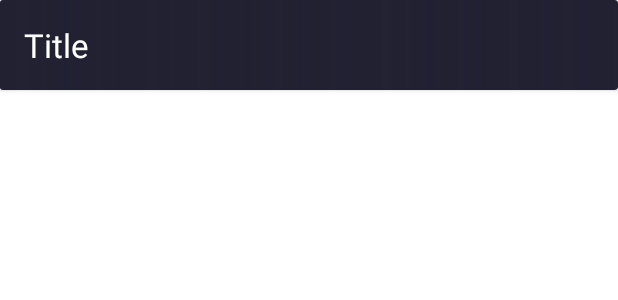
After one commit to albertcarrillosorolla/MarvelComics, an Android app: the layout comic_list_item.xml on its own in the app's theme, with its tools: preview values and no code run, on a phone screen of 412 x 824 dp. The commit adds this screen. Shown: the top 300 px of the screen. Run offline under Robolectric (Android 15) with nearby library versions, the phone set to English and light mode, and no system bars.

Commit message:
Title and image shown in RecyclerView.

```diff
--- a/app/build.gradle
+++ b/app/build.gradle
@@ -37,13 +37,14 @@ android {
 
 dependencies {
 
-    implementation 'androidx.lifecycle:lifecycle-extensions:2.2.0'
     def retrofitVersion = "2.9.0"
     def navigationVersion = "2.3.3"
+    def picassoVersion = "2.71828"
 
     implementation 'androidx.appcompat:appcompat:1.2.0'
     implementation 'com.google.android.material:material:1.3.0'
     implementation 'androidx.constraintlayout:constraintlayout:2.0.4'
+    implementation 'androidx.lifecycle:lifecycle-extensions:2.2.0'
 
     //Navigation
     implementation "androidx.navigation:navigation-fragment:$navigationVersion"
@@ -53,4 +54,7 @@ dependencies {
     implementation "com.squareup.retrofit2:retrofit:$retrofitVersion"
     implementation "com.squareup.retrofit2:converter-gson:$retrofitVersion"
 
+    //Picasso
+    implementation "com.squareup.picasso:picasso:$picassoVersion"
+
 }
--- a/app/src/main/AndroidManifest.xml
+++ b/app/src/main/AndroidManifest.xml
@@ -5,12 +5,13 @@
 
     <application
         android:allowBackup="true"
+        android:usesCleartextTraffic="true"
         android:icon="@mipmap/ic_launcher"
         android:label="@string/app_name"
         android:roundIcon="@mipmap/ic_launcher_round"
         android:supportsRtl="true"
         android:theme="@style/Theme.MarvelComics">
-        <activity android:name=".views.MainActivity">
+        <activity android:name=".views.base.MainActivity">
             <intent-filter>
                 <action android:name="android.intent.action.MAIN" />
 
--- a/app/src/main/java/com/acarrillo/touche/data/mappers/ComicMapper.java
+++ b/app/src/main/java/com/acarrillo/touche/data/mappers/ComicMapper.java
@@ -11,7 +11,11 @@ public class ComicMapper {
     {
         List<ComicModel> comicList = new ArrayList<ComicModel>();
         for (ComicsListResponse.Comic c: comicsListResponse.getComics()) {
-            comicList.add(new ComicModel(c.id, c.title, null));
+            ArrayList<String> images = new ArrayList<String>();
+            for(ComicsListResponse.Image image: c.images){
+                images.add(image.path+"."+image.extension);
+            }
+            comicList.add(new ComicModel(c.id, c.title, images));
         }
         return comicList;
     }
--- a/app/src/main/java/com/acarrillo/touche/domain/models/ComicModel.java
+++ b/app/src/main/java/com/acarrillo/touche/domain/models/ComicModel.java
@@ -17,8 +17,9 @@ public class ComicModel implements Model {
         return mTitle;
     }
 
-    public List<String> getImages() {
-        return mImages;
+    public String getImage(int i) {
+        if(mImages.size()<=i) return "";
+        return mImages.get(i);
     }
 
     List<String> mImages;
--- a/app/src/main/java/com/acarrillo/touche/views/BaseFragment.java
+++ b/app/src/main/java/com/acarrillo/touche/views/base/BaseFragment.java
@@ -1,4 +1,4 @@
-package com.acarrillo.touche.views;
+package com.acarrillo.touche.views.base;
 
 import android.content.Context;
 import android.os.Bundle;
--- a/app/src/main/java/com/acarrillo/touche/views/ComicsApplication.java
+++ b/app/src/main/java/com/acarrillo/touche/views/base/ComicsApplication.java
@@ -1,4 +1,4 @@
-package com.acarrillo.touche.views;
+package com.acarrillo.touche.views.base;
 
 import android.app.Application;
 
--- a/app/src/main/java/com/acarrillo/touche/views/MainActivity.java
+++ b/app/src/main/java/com/acarrillo/touche/views/base/MainActivity.java
@@ -1,15 +1,11 @@
-package com.acarrillo.touche.views;
+package com.acarrillo.touche.views.base;
 
 import android.os.Bundle;
-import android.view.View;
-
 import androidx.appcompat.app.AppCompatActivity;
 
 import com.acarrillo.touche.R;
 
 public class MainActivity extends AppCompatActivity {
-
-    private View view;
 
     @Override
     protected void onCreate(Bundle savedInstanceState) {
--- /dev/null
+++ b/app/src/main/res/drawable/horizontal_gradient.xml
@@ -0,0 +1,7 @@
+<shape xmlns:android="http://schemas.android.com/apk/res/android"
+    android:shape="rectangle" >
+    <gradient
+        android:angle="0"
+        android:endColor="@android:color/transparent"
+        android:startColor="@color/black" />
+</shape>
--- a/app/src/main/res/layout/activity_main.xml
+++ b/app/src/main/res/layout/activity_main.xml
@@ -4,7 +4,7 @@
     xmlns:tools="http://schemas.android.com/tools"
     android:layout_width="match_parent"
     android:layout_height="match_parent"
-    tools:context=".views.MainActivity">
+    tools:context=".views.base.MainActivity">
 
     <androidx.fragment.app.FragmentContainerView
         android:id="@+id/nav_host_fragment"
--- /dev/null
+++ b/app/src/main/res/layout/comic_list_item.xml
@@ -0,0 +1,34 @@
+<?xml version="1.0" encoding="utf-8"?>
+<androidx.cardview.widget.CardView xmlns:android="http://schemas.android.com/apk/res/android"
+    xmlns:app="http://schemas.android.com/apk/res-auto"
+    android:id="@+id/comicItemContainer"
+    android:layout_width="match_parent"
+    android:layout_height="@dimen/list_items_height"
+    app:cardBackgroundColor="@color/black">
+
+    <ImageView
+        android:id="@+id/comicItemImage"
+        android:layout_width="match_parent"
+        android:layout_height="wrap_content"
+        android:scaleType="centerCrop" />
+
+    <View
+        android:id="@+id/view"
+        android:layout_width="wrap_content"
+        android:layout_height="wrap_content"
+        android:alpha="0.7"
+        android:background="@drawable/horizontal_gradient" />
+
+    <TextView
+        android:id="@+id/comicItemTitle"
+        android:layout_width="match_parent"
+        android:layout_height="wrap_content"
+        android:layout_gravity="center"
+        android:lines="1"
+        android:paddingStart="@dimen/standard_padding"
+        android:paddingEnd="@dimen/standard_padding"
+        android:text="Title"
+        android:textColor="@color/white"
+        android:textSize="22sp" />
+
+</androidx.cardview.widget.CardView>
--- a/app/src/main/res/values-night/themes.xml
+++ /dev/null
@@ -1,16 +0,0 @@
-<resources xmlns:tools="http://schemas.android.com/tools">
-    <!-- Base application theme. -->
-    <style name="Theme.MarvelComics" parent="Theme.MaterialComponents.DayNight.DarkActionBar">
-        <!-- Primary brand color. -->
-        <item name="colorPrimary">@color/purple_200</item>
-        <item name="colorPrimaryVariant">@color/purple_700</item>
-        <item name="colorOnPrimary">@color/black</item>
-        <!-- Secondary brand color. -->
-        <item name="colorSecondary">@color/teal_200</item>
-        <item name="colorSecondaryVariant">@color/teal_200</item>
-        <item name="colorOnSecondary">@color/black</item>
-        <!-- Status bar color. -->
-        <item name="android:statusBarColor" tools:targetApi="l">?attr/colorPrimaryVariant</item>
-        <!-- Customize your theme here. -->
-    </style>
-</resources>
--- a/app/src/main/res/values/colors.xml
+++ b/app/src/main/res/values/colors.xml
@@ -1,10 +1,10 @@
 <?xml version="1.0" encoding="utf-8"?>
 <resources>
-    <color name="purple_200">#FFBB86FC</color>
-    <color name="purple_500">#FF6200EE</color>
-    <color name="purple_700">#FF3700B3</color>
-    <color name="teal_200">#FF03DAC5</color>
-    <color name="teal_700">#FF018786</color>
-    <color name="black">#FF000000</color>
+
+    <color name="black">#FF222233</color>
     <color name="white">#FFFFFFFF</color>
+    <color name="blue">#FF303F9F</color>
+    <color name="green">#FF00897B</color>
+    <color name="orange">#FFFFBF30</color>
+
 </resources>
--- /dev/null
+++ b/app/src/main/res/values/dimens.xml
@@ -0,0 +1,5 @@
+<?xml version="1.0" encoding="utf-8"?>
+<resources>
+    <dimen name="list_items_height">60dp</dimen>
+    <dimen name="standard_padding">16dp</dimen>
+</resources>
--- a/app/src/main/res/values/themes.xml
+++ b/app/src/main/res/values/themes.xml
@@ -1,16 +1,14 @@
 <resources xmlns:tools="http://schemas.android.com/tools">
     <!-- Base application theme. -->
-    <style name="Theme.MarvelComics" parent="Theme.MaterialComponents.DayNight.DarkActionBar">
+    <style name="Theme.MarvelComics" parent="Theme.MaterialComponents.DayNight.NoActionBar">
         <!-- Primary brand color. -->
-        <item name="colorPrimary">@color/purple_500</item>
-        <item name="colorPrimaryVariant">@color/purple_700</item>
+        <item name="colorPrimary">@color/blue</item>
         <item name="colorOnPrimary">@color/white</item>
         <!-- Secondary brand color. -->
-        <item name="colorSecondary">@color/teal_200</item>
-        <item name="colorSecondaryVariant">@color/teal_700</item>
-        <item name="colorOnSecondary">@color/black</item>
+        <item name="colorSecondary">@color/green</item>
+        <item name="colorOnSecondary">@color/white</item>
         <!-- Status bar color. -->
-        <item name="android:statusBarColor" tools:targetApi="l">?attr/colorPrimaryVariant</item>
+        <item name="android:colorAccent">@color/orange</item>
         <!-- Customize your theme here. -->
     </style>
 </resources>
```
Also changed, not shown: app/src/main/java/com/acarrillo/touche/data/remotesources/responses/ComicsListResponse.java (+14 -0 lines), app/src/main/java/com/acarrillo/touche/views/ComicsListFragment.java (+14 -1 lines), app/src/main/java/com/acarrillo/touche/views/adapters/ComicsListAdapter.java (added, +58 -0 lines), app/src/main/res/layout/comics_list_fragment.xml (+6 -14 lines).
